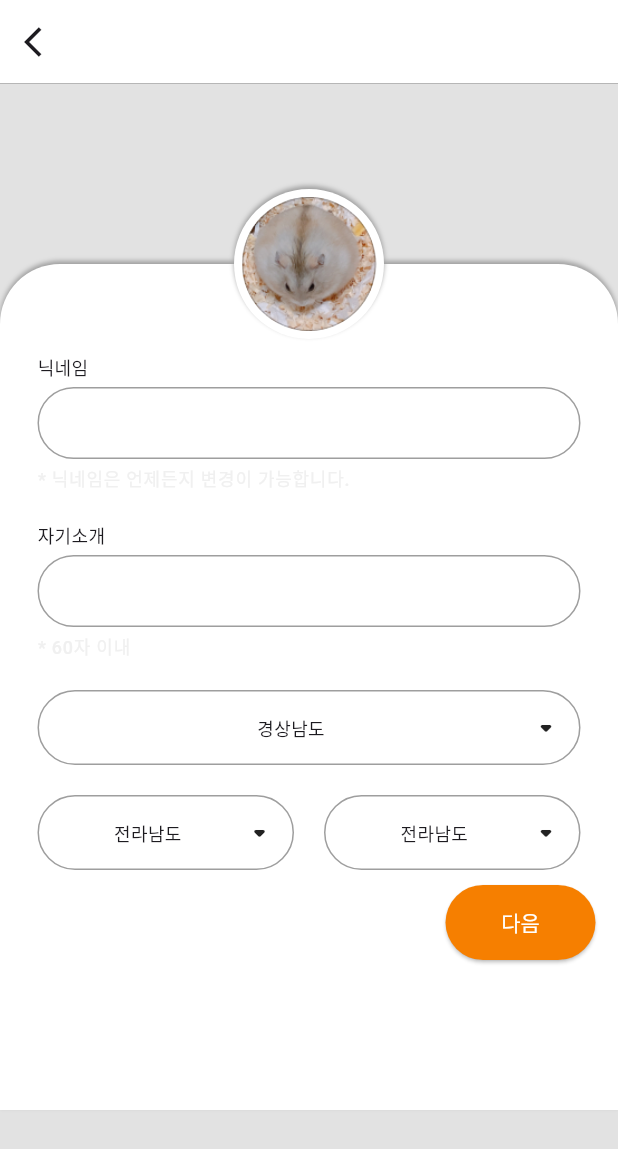
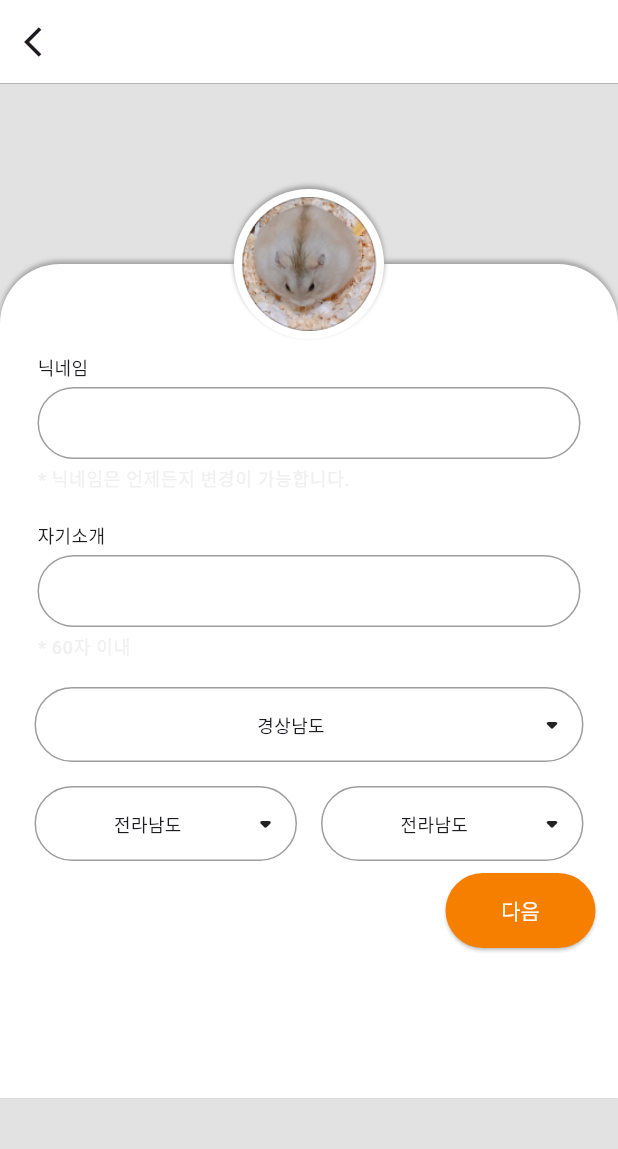
Before and after one commit to woomae/copet, a Flutter app: the ProfileModify screen opened directly, after a tap on "전라남도", after a tap on "경상남도", on a phone screen of 412 x 824 dp. Shown: the top 1149 px of the screen. Run offline on Flutter 3.47's test engine with Material 3 defaults, Android fonts, the light colour scheme and no system bars; our stand-ins replace auth_buttons, dio, flutter_dotenv, flutter_riverpod, image_picker; missing offline and left inert: dart:ffi, flutter_inappwebview, webview_cookie_manager.

Commit message:
dropdown버튼 style수정 및 기존에 선택한 항목 유지하도록 변경

```diff
--- a/app/lib/common/component/buttons/dropdown_button.dart
+++ b/app/lib/common/component/buttons/dropdown_button.dart
@@ -4,10 +4,14 @@ import 'package:flutter/material.dart';
 import '../../../style/colors.dart';
 
 class DropDownButton extends StatefulWidget {
+  //givenItem이 null이면 선택하지 않은걸로 간주 => 지역선택
+  //givenItem이 있으면 선택 => provider update
+  final String? givenItem;
+  final Function? onPressed;
   final List DropDownList;
 
   const DropDownButton({
-    super.key, required this.DropDownList});
+    super.key, required this.DropDownList, this.onPressed, this.givenItem});
 
   @override
   State<DropDownButton> createState() => _DropDownButtonState();
@@ -25,15 +29,15 @@ class _DropDownButtonState extends State<DropDownButton> {
   @override
   Widget build(BuildContext context) {
     return Padding(
-      padding: const EdgeInsets.symmetric(horizontal: 10, vertical: 10),
+      padding: const EdgeInsets.symmetric(horizontal: 8, vertical: 8),
       child: GestureDetector(
         onTap: (){
           onPressDropDown();
         },
         child: Container(
-          width: 150,
-          height: isPressed ? 150 : 50,
-          padding: EdgeInsets.all(10),
+          width: 160,
+          height: isPressed ? 140 : 50,
+          padding: EdgeInsets.all(8),
           decoration: BoxDecoration(
               borderRadius: BorderRadius.circular(30),
               border: Border.all(width: 1, color: GREY_BORDER)
@@ -55,6 +59,9 @@ class _DropDownButtonState extends State<DropDownButton> {
                                     ),
                                     child: Text(e, style: Theme.of(context).textTheme.bodyMedium,),
                                     onPressed: (){
+                                      if(widget.onPressed != null){
+                                        widget.onPressed!(e);
+                                      }
                                     setState(() {
                                       isPressed = !isPressed;
                                       currentItem = e;
@@ -64,7 +71,7 @@ class _DropDownButtonState extends State<DropDownButton> {
                   ),
                 ) else Flexible(
                   fit: FlexFit.tight,
-                  child: Center(child: Text(currentItem))),
+                  child: Center(child: Text(widget.givenItem != null ? widget.givenItem : currentItem ))),
               Icon(Icons.arrow_drop_down_rounded)
             ],
           ),
```
